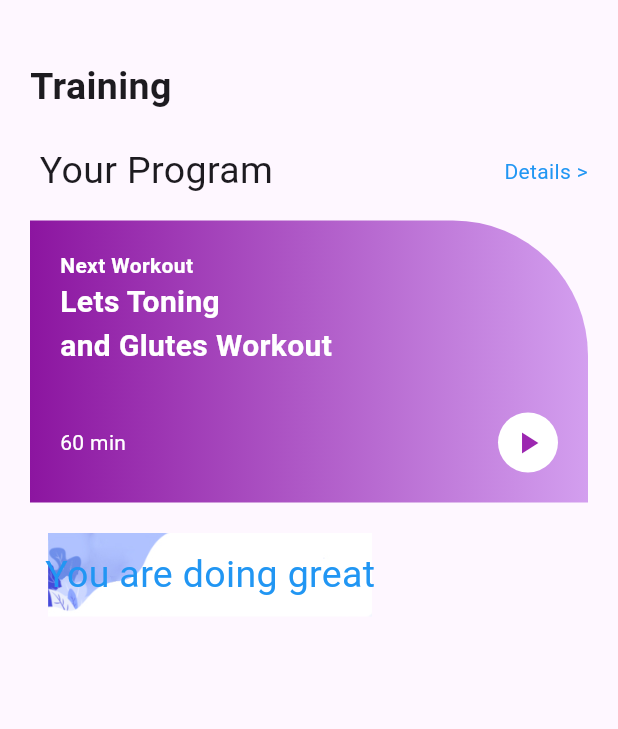
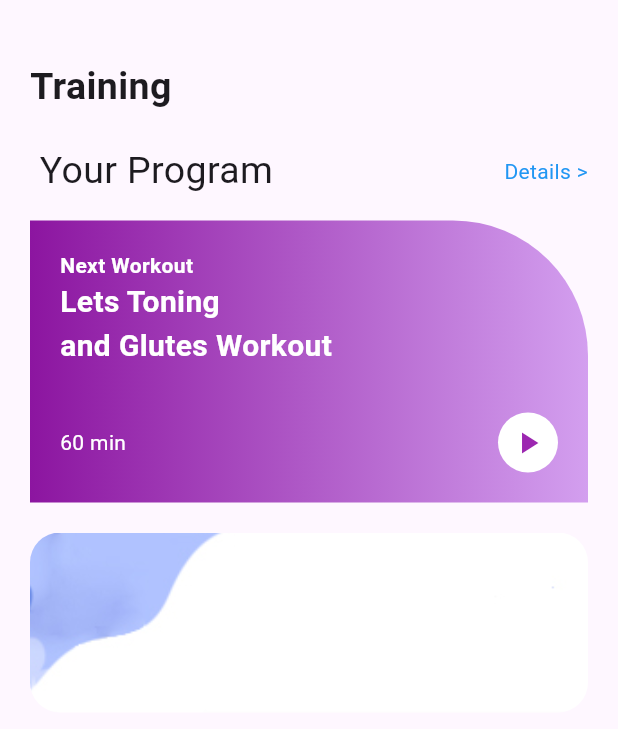
Before and after one commit to BungaDOR/mobile_programming2025, a Flutter app: the screen it shows after launch, on a phone screen of 412 x 824 dp. Shown: the top 729 px of the screen. Run offline on Flutter 3.47's test engine with Material 3 defaults, Android fonts, the phone set to English and light mode, and no system bars.

Commit message:
bikin card

```diff
--- a/lib/tugas/quiz_1.dart
+++ b/lib/tugas/quiz_1.dart
@@ -74,16 +74,21 @@ class quiz_1 extends StatelessWidget {
                 Stack(
                   children: [
                       Container(
+                        width: 500, height: 120,
                         padding: EdgeInsets.all(10),
                         decoration: BoxDecoration(
                           image: DecorationImage(
                             image: AssetImage("gambar/card.jpg"),
-                            //fit: BoxFit.cover
+                            fit: BoxFit.cover
                             ),
-                            borderRadius: BorderRadius.circular(10),
+                            borderRadius: BorderRadius.circular(20),
                             ),
-                            child: Text("You are doing great",
-                            style: TextStyle(color: Colors.blue, fontSize: 25),),
+                            child: Row(
+                              crossAxisAlignment: CrossAxisAlignment.center,
+                              children: [
+                                SizedBox(width: 50,)
+                              ],
+                            ),
                       ),
                   ],
                 )
```
